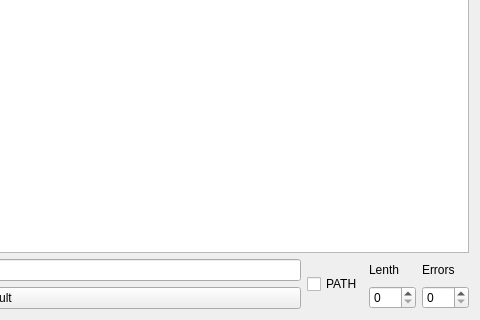
Above: mainwindow.ui from MadCatDestiny/Hamming-messenger before the change; both pictures show x 351 to 831 and y 162 to 482 of the 831 by 482 pixel window. Below: the same form after it.
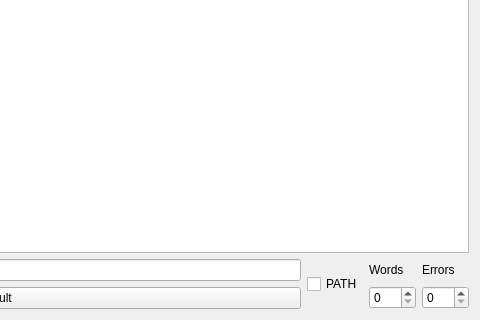
That is the form after the change.

Commit message:
Changed destination of length spinbox
All functions work

```diff
--- a/mainwindow.ui
+++ b/mainwindow.ui
@@ -52,7 +52,7 @@
           <item>
            <widget class="QLabel" name="label">
             <property name="text">
-             <string>Lenth</string>
+             <string>Words</string>
             </property>
            </widget>
           </item>
```
The commit also changes 3 other files.
